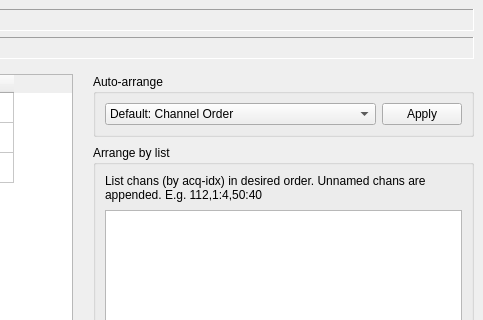
Before: the Qt Designer form Forms/ChanMapping.ui in billkarsh/SpikeGLX, drawn with Qt 5; both pictures show x 157 to 640 and y 0 to 320 of the 640 by 516 pixel window.
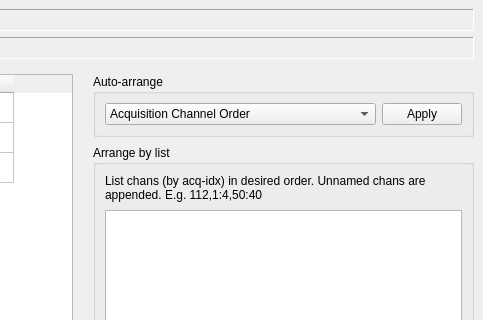
After: the same form once the commit is applied.

Commit message: Update shank and channel map handling

Patch:
```diff
--- a/Forms/ChanMapping.ui
+++ b/Forms/ChanMapping.ui
@@ -140,7 +140,7 @@
           </property>
           <item>
            <property name="text">
-            <string>Default: Channel Order</string>
+            <string>Acquisition Channel Order</string>
            </property>
           </item>
           <item>
```
Left out of the diff: 4 changed lines with no effect on the pictures. The commit also changes 8 other files.
